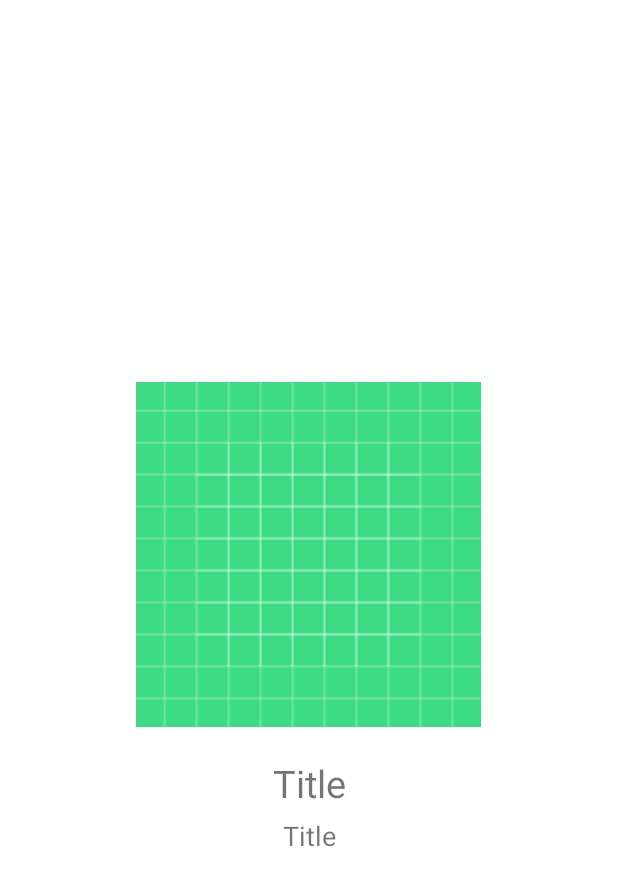
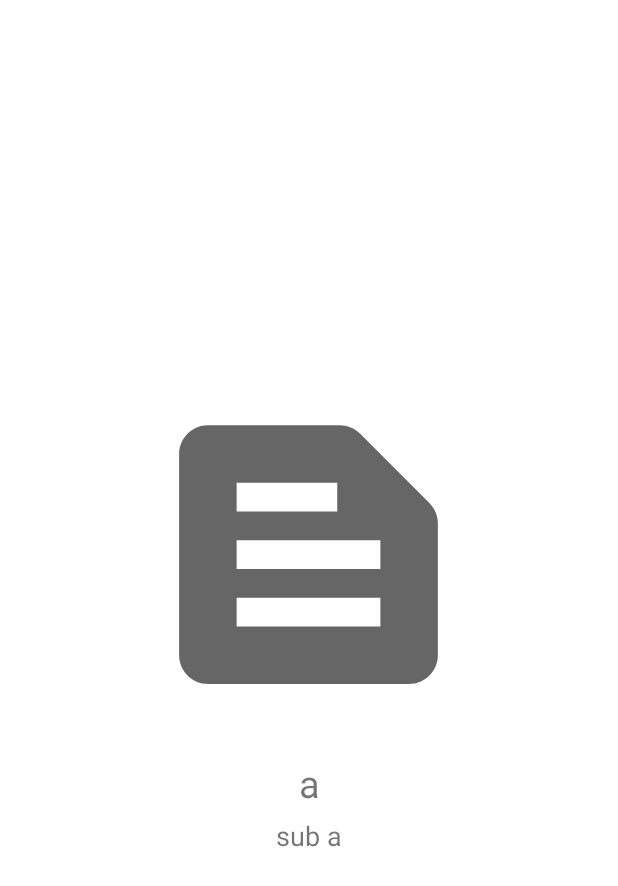
Before and after one commit to eldegen/NewsApp38m4, an Android app: the screen it shows after launch (MainActivity), on a phone screen of 412 x 824 dp. Shown: the top 886 px of the screen. Run offline under Robolectric (Android 15) with nearby library versions, the phone set to English and light mode, and no system bars; our stand-ins replace navigation-ui.

Commit message:
I finished my BoardAdapter

```diff
--- a/app/src/main/java/com/example/newsapp38m4/ui/board/BoardAdapter.java
+++ b/app/src/main/java/com/example/newsapp38m4/ui/board/BoardAdapter.java
@@ -3,6 +3,9 @@ package com.example.newsapp38m4.ui.board;
 import android.view.LayoutInflater;
 import android.view.View;
 import android.view.ViewGroup;
+import android.widget.EditText;
+import android.widget.ImageView;
+import android.widget.TextView;
 
 import androidx.annotation.NonNull;
 import androidx.recyclerview.widget.RecyclerView;
@@ -10,6 +13,9 @@ import androidx.recyclerview.widget.RecyclerView;
 import com.example.newsapp38m4.R;
 
 public class BoardAdapter extends RecyclerView.Adapter<BoardAdapter.ViewHolder> {
+    private String[] titles = new String[] {"a", "b", "c"};
+    private String[] subtitles = new String[] {"sub a", "sub b", "sub c"};
+    private int[] images = new int[] {R.drawable.ic_newspage, R.drawable.img_newspaper, R.drawable.img_news_globus};
 
     @NonNull
     @Override
@@ -19,17 +25,29 @@ public class BoardAdapter extends RecyclerView.Adapter<BoardAdapter.ViewHolder>
 
     @Override
     public void onBindViewHolder(@NonNull ViewHolder holder, int position) {
-
+        holder.onBind(position);
     }
 
     @Override
     public int getItemCount() {
-        return 3;
+        return titles.length;
     }
 
     public class ViewHolder extends RecyclerView.ViewHolder {
+
+        private TextView tvTitle, tvSubtitle;
+        private ImageView imageView;
         public ViewHolder(@NonNull View itemView) {
             super(itemView);
+            tvTitle = itemView.findViewById(R.id.tv_title);
+            tvSubtitle = itemView.findViewById(R.id.tv_subtitle);
+            imageView = itemView.findViewById(R.id.image_view);
+        }
+
+        public void onBind(int position) {
+            tvTitle.setText(titles[position]);
+            tvSubtitle.setText(subtitles[position]);
+            imageView.setImageResource(images[position]);
         }
     }
 }
```
Also changed, not shown: app/src/main/res/drawable/img_news_globus.png (added), app/src/main/res/drawable/img_newspaper.png (added).
